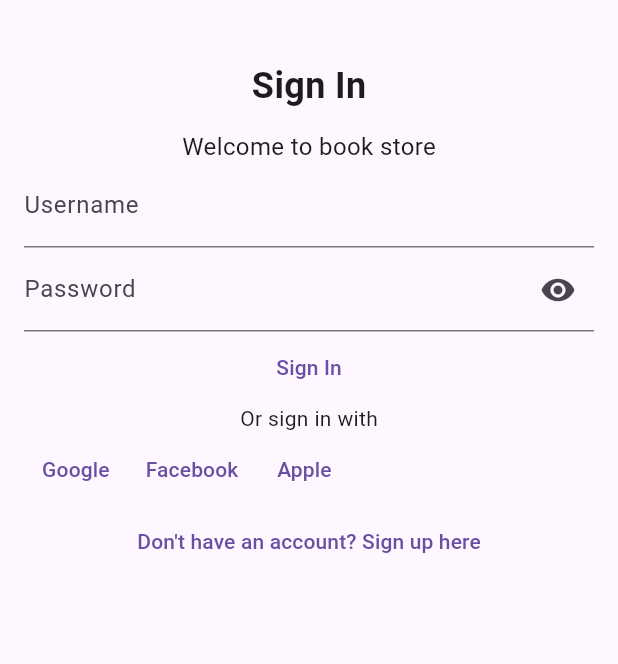
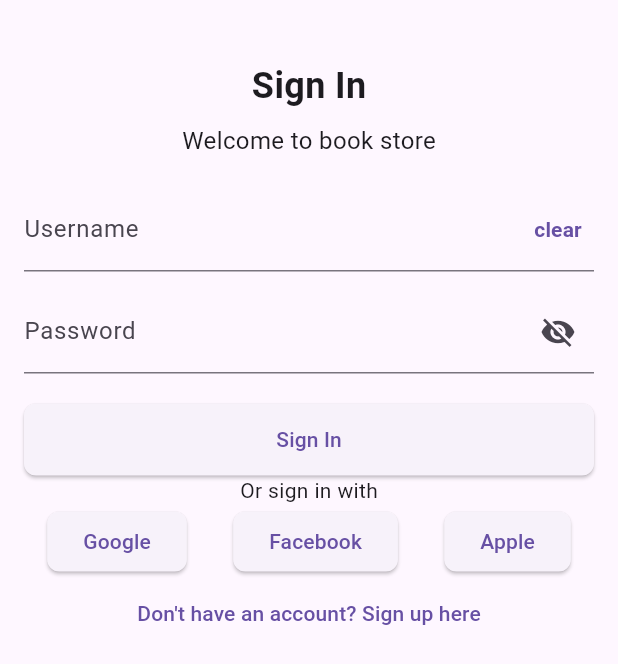
Before and after one commit to Amirelo/bookstoreflutter, a Flutter app: the screen it shows after launch, on a phone screen of 412 x 824 dp. Shown: the top 664 px of the screen. Run offline on Flutter 3.47's test engine with Material 3 defaults, Android fonts, the phone set to English and light mode, and no system bars.

Commit message:
Custom Input

```diff
--- a/lib/src/screens/auth/sign_in_screen.dart
+++ b/lib/src/screens/auth/sign_in_screen.dart
@@ -1,5 +1,6 @@
 import 'package:bookstore/src/screens/auth/sign_up_screen.dart';
 import 'package:bookstore/src/screens/home/main_screen.dart';
+import 'package:bookstore/src/widgets/custom_input.dart';
 import 'package:bookstore/src/widgets/custom_text.dart';
 import 'package:flutter/material.dart';
 
@@ -12,6 +13,10 @@ class SignInScreen extends StatefulWidget {
 
 class _SignInScreenState extends State<SignInScreen> {
   bool showPassword = false;
+
+  TextEditingController usernameController = TextEditingController();
+  TextEditingController passwordController = TextEditingController();
+
   @override
   Widget build(BuildContext context) {
     void onSignUpPress() {
@@ -34,39 +39,69 @@ class _SignInScreenState extends State<SignInScreen> {
         body: SafeArea(
       child: Container(
         width: const BoxConstraints().maxWidth,
-        padding: const EdgeInsets.only(left: 16, right: 16),
+        padding: const EdgeInsets.only(left: 16, right: 16, top: 40),
         child: Column(
           children: [
             const CustomText(
               title: "Sign In",
-              paddingTop: 40,
+              paddingBottom: 8,
               fontPreset: FontPresets.header,
             ),
             const CustomText(
               title: "Welcome to book store",
-              paddingTop: 12,
+              paddingBottom: 20,
               fontPreset: FontPresets.subTitle,
             ),
-            const TextField(
-              decoration: InputDecoration(labelText: "Username"),
+            CustomInput(
+              hint: "Username",
+              controller: usernameController,
+              paddingBottom: 12,
             ),
-            TextField(
-              decoration: InputDecoration(
-                  labelText: "Password",
-                  suffixIcon: IconButton(
-                    icon: Icon(
-                        showPassword ? Icons.visibility_off : Icons.visibility),
-                    onPressed: onVisibilityPress,
-                  )),
-              obscureText: showPassword,
+            CustomInput(
+              hint: "Password",
+              controller: passwordController,
+              paddingBottom: 20,
+              hasObscure: true,
             ),
-            TextButton(onPressed: onSignInPress, child: const Text("Sign In")),
+            SizedBox(
+              width: BoxConstraints().maxWidth,
+              height: 48,
+              child: ElevatedButton(
+                onPressed: onSignInPress,
+                style: ElevatedButton.styleFrom(
+                    shape: RoundedRectangleBorder(
+                        borderRadius: BorderRadius.circular(8))),
+                child: const Text("Sign In"),
+              ),
+            ),
             const Text("Or sign in with"),
             Row(
+              mainAxisAlignment: MainAxisAlignment.spaceAround,
               children: [
-                TextButton(onPressed: () {}, child: const Text("Google")),
-                TextButton(onPressed: () {}, child: const Text("Facebook")),
-                TextButton(onPressed: () {}, child: const Text("Apple")),
+                ElevatedButton(
+                    onPressed: () {},
+                    style: ElevatedButton.styleFrom(
+                        fixedSize: Size.fromWidth(
+                            const BoxConstraints().maxWidth * 0.3),
+                        shape: RoundedRectangleBorder(
+                            borderRadius: BorderRadius.circular(8))),
+                    child: const Text("Google")),
+                ElevatedButton(
+                    onPressed: () {},
+                    style: ElevatedButton.styleFrom(
+                        fixedSize: Size.fromWidth(
+                            const BoxConstraints().maxWidth * 0.3),
+                        shape: RoundedRectangleBorder(
+                            borderRadius: BorderRadius.circular(8))),
+                    child: const Text("Facebook")),
+                ElevatedButton(
+                    onPressed: () {},
+                    child: const Text("Apple"),
+                    style: ElevatedButton.styleFrom(
+                        fixedSize:
+                            Size.fromWidth(BoxConstraints().maxWidth * 0.3),
+                        shape: RoundedRectangleBorder(
+                            borderRadius: BorderRadius.circular(8)))),
               ],
             ),
             TextButton(
--- /dev/null
+++ b/lib/src/widgets/custom_input.dart
@@ -0,0 +1,73 @@
+import 'package:bookstore/src/widgets/custom_text.dart';
+import 'package:flutter/material.dart';
+
+class CustomInput extends StatefulWidget {
+  final String hint;
+  final double paddingTop;
+  final double paddingBottom;
+  final TextEditingController controller;
+  final bool hasObscure;
+
+  const CustomInput(
+      {super.key,
+      required this.hint,
+      required this.controller,
+      this.paddingTop = 0,
+      this.paddingBottom = 0,
+      this.hasObscure = false});
+
+  @override
+  State<CustomInput> createState() => _CustomInputState();
+}
+
+class _CustomInputState extends State<CustomInput> {
+  bool showText = false;
+
+  @override
+  initState() {
+    setState(() {
+      showText = widget.hasObscure;
+    });
+    super.initState();
+  }
+
+  @override
+  Widget build(BuildContext context) {
+    void onIconPress() {
+      setState(() {
+        showText = !showText;
+      });
+    }
+
+    void onClearPress() {
+      widget.controller.clear();
+    }
+
+    return (Padding(
+        padding: EdgeInsets.only(
+            top: widget.paddingTop, bottom: widget.paddingBottom),
+        child: TextField(
+          controller: widget.controller,
+          obscureText: showText,
+          decoration: InputDecoration(
+            labelText: widget.hint,
+            suffixIcon: widget.hasObscure
+                ? IconButton(
+                    onPressed: onIconPress,
+                    icon: Icon(
+                        showText ? Icons.visibility_off : Icons.visibility))
+                : TextButton(
+                    onPressed: onClearPress,
+                    style: TextButton.styleFrom(
+                        padding: EdgeInsets.zero,
+                        minimumSize: Size.zero,
+                        tapTargetSize: MaterialTapTargetSize.shrinkWrap),
+                    child: const CustomText(
+                      title: "clear",
+                      fontPreset: FontPresets.normalBold,
+                    ),
+                  ),
+          ),
+        )));
+  }
+}
```
Also changed, not shown: flutter_01.png (added).
